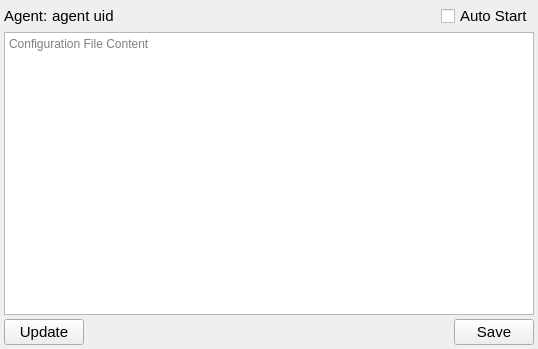
The window that ccs/node/agent/AgentNodeAssociationEditor.ui (bisegni/chaosframework) describes before a commit, drawn with Qt 5.
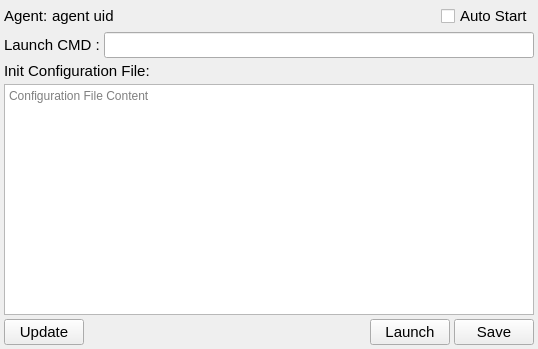
The same window after the commit.

Commit message: added api for launch agent and implemente the rpc action on agent to do that, need to be tested

The edit to the form file:
```diff
--- a/ccs/node/agent/AgentNodeAssociationEditor.ui
+++ b/ccs/node/agent/AgentNodeAssociationEditor.ui
@@ -72,6 +72,43 @@
      </item>
     </layout>
    </item>
+   <item>
+    <layout class="QHBoxLayout" name="horizontalLayout_3">
+     <item>
+      <widget class="QLabel" name="label_2">
+       <property name="font">
+        <font>
+         <pointsize>11</pointsize>
+        </font>
+       </property>
+       <property name="text">
+        <string>Launch CMD :</string>
+       </property>
+      </widget>
+     </item>
+     <item>
+      <widget class="QLineEdit" name="lineEditCMDLine">
+       <property name="font">
+        <font>
+         <pointsize>11</pointsize>
+        </font>
+       </property>
+      </widget>
+     </item>
+    </layout>
+   </item>
+   <item>
+    <widget class="QLabel" name="label_3">
+     <property name="font">
+      <font>
+       <pointsize>11</pointsize>
+      </font>
+     </property>
+     <property name="text">
+      <string>Init Configuration File:</string>
+     </property>
+    </widget>
+   </item>
    <item>
     <widget class="QTextEdit" name="textEditConfigurationFileContent">
      <property name="placeholderText">
@@ -106,6 +143,18 @@
        </property>
       </spacer>
      </item>
+     <item>
+      <widget class="QPushButton" name="pushButtonLaunchNodeOnAgent">
+       <property name="font">
+        <font>
+         <pointsize>11</pointsize>
+        </font>
+       </property>
+       <property name="text">
+        <string>Launch</string>
+       </property>
+      </widget>
+     </item>
      <item>
       <widget class="QPushButton" name="pushButtonSaveAssociation">
        <property name="font">
```
The commit also changes 32 other files.
